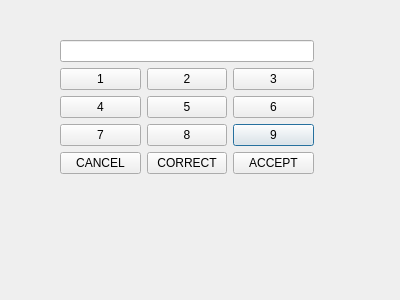
This is ATM_FINAL/PinCodeDLL/logindialog.ui in banksimul2022/group9 as Qt 5 draws it before an edit. The edited form follows.
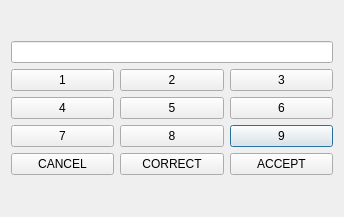
This is the edited form.

```diff
--- a/ATM_FINAL/PinCodeDLL/logindialog.ui
+++ b/ATM_FINAL/PinCodeDLL/logindialog.ui
@@ -6,22 +6,15 @@
    <rect>
     <x>0</x>
     <y>0</y>
-    <width>400</width>
-    <height>300</height>
+    <width>344</width>
+    <height>217</height>
    </rect>
   </property>
   <property name="windowTitle">
    <string>Dialog</string>
   </property>
-  <widget class="QWidget" name="gridLayoutWidget">
-   <property name="geometry">
-    <rect>
-     <x>60</x>
-     <y>40</y>
-     <width>254</width>
-     <height>138</height>
-    </rect>
-   </property>
+  <layout class="QVBoxLayout" name="verticalLayout">
+   <item>
    <layout class="QGridLayout" name="gridLayout">
     <item row="3" column="2">
      <widget class="QPushButton" name="BTN_9">
@@ -118,7 +111,8 @@
      </widget>
     </item>
    </layout>
-  </widget>
+   </item>
+  </layout>
  </widget>
  <resources/>
  <connections/>
```
Lines whose indentation alone changed are shown as unchanged.
